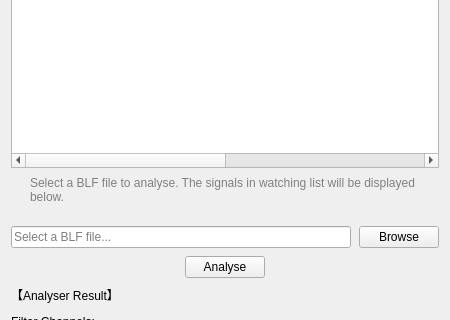
JoelZhu/CANTool, file ui/page/Analyser.ui: the form before one commit; both pictures show x 0 to 450 and y 99 to 419 of the 450 by 642 pixel window.
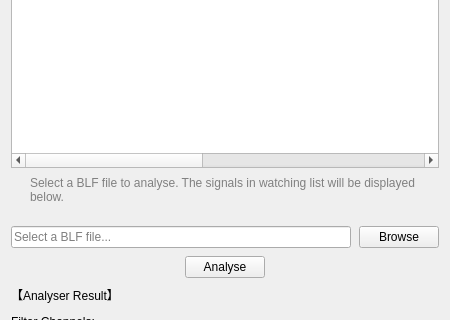
The form after the commit.

What changed in the file:
```diff
--- a/ui/page/Analyser.ui
+++ b/ui/page/Analyser.ui
@@ -96,7 +96,7 @@
             <item row="2" column="0" colspan="8">
                 <widget class="QTableWidget" name="tableWatch">
                     <property name="columnCount">
-                        <number>8</number>
+                        <number>9</number>
                     </property>
                     <attribute name="horizontalHeaderVisible">
                         <bool>true</bool>
```
Left out of the diff: 6 changed lines with no effect on the pictures.
